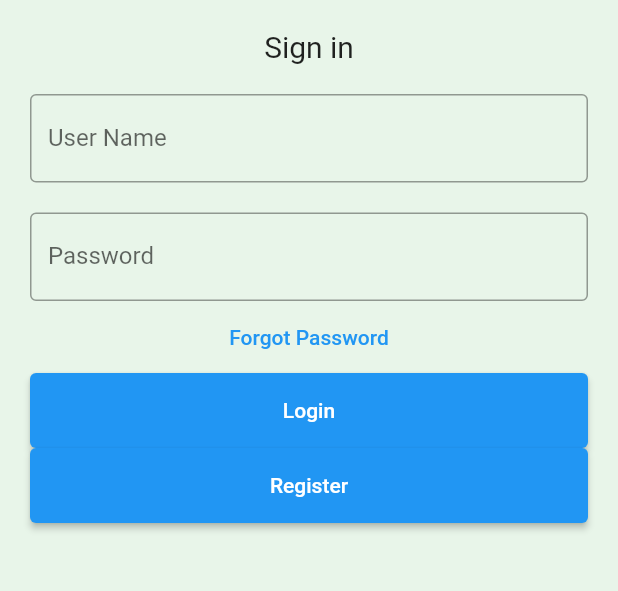
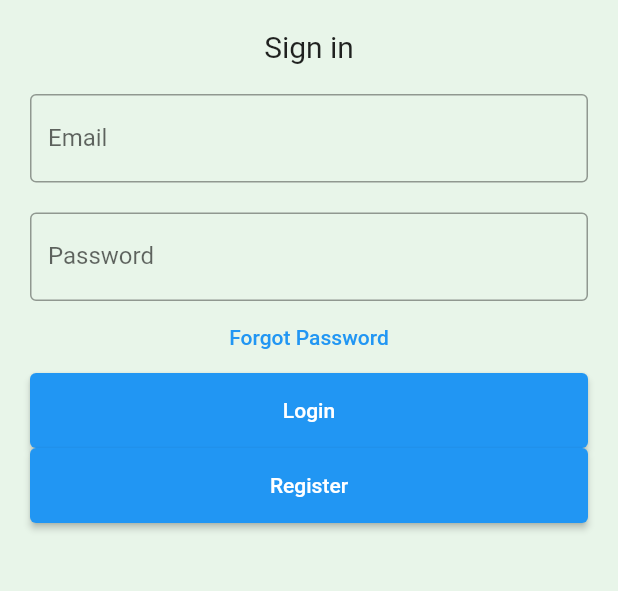
Before and after one commit to youngruiz/AdoptionHero, a Flutter app: the screen it shows after launch, after a tap on "Register", on a phone screen of 412 x 824 dp, the part 167-758 px from its top. Run offline on Flutter 3.47's test engine with Material 2 defaults, Android fonts, the phone set to English and light mode, and no system bars; our stand-ins replace cloud_firestore, firebase_auth, firebase_core, firebase_storage, image_picker; missing offline and left inert: cloud_firestore_web, firebase_auth_web, firebase_core_web, firebase_storage_web, image_picker_for_web; accounts and stored records are empty; network calls fail.

Commit message:
Added registration functionality.

```diff
--- a/lib/screens/login.dart
+++ b/lib/screens/login.dart
@@ -1,11 +1,18 @@
+import 'package:firebase_auth/firebase_auth.dart';
 import 'package:flutter/material.dart';
 import 'package:adoption_hero/main.dart';
 import 'package:adoption_hero/screens/register.dart';
 
-class LoginWidget extends StatelessWidget {
+class LoginWidget extends StatefulWidget {
   const LoginWidget({Key? key}) : super(key: key);
-  //TextEditingController nameController = TextEditingController();
-  //TextEditingController passwordController = TextEditingController();
+
+  @override
+  State<LoginWidget> createState() => _LoginWidgetState();
+}
+
+class _LoginWidgetState extends State<LoginWidget> {
+  final TextEditingController _emailField = TextEditingController();
+  final TextEditingController _passwordField = TextEditingController();
 
   @override
   Widget build(BuildContext context) {
@@ -32,19 +39,19 @@ class LoginWidget extends StatelessWidget {
                 )),
             Container(
               padding: const EdgeInsets.all(10),
-              child: TextField(
-                //controller: nameController,
+              child: TextFormField(
+                controller: _emailField,
                 decoration: const InputDecoration(
                   border: OutlineInputBorder(),
-                  labelText: 'User Name',
+                  labelText: 'Email',
                 ),
               ),
             ),
             Container(
               padding: const EdgeInsets.fromLTRB(10, 10, 10, 0),
-              child: TextField(
+              child: TextFormField(
                 obscureText: true,
-                //controller: passwordController,
+                controller: _passwordField,
                 decoration: const InputDecoration(
                   border: OutlineInputBorder(),
                   labelText: 'Password',
@@ -71,7 +78,8 @@ class LoginWidget extends StatelessWidget {
                 padding: const EdgeInsets.fromLTRB(10, 0, 10, 0),
                 child: ElevatedButton(
                   child: const Text('Register'),
-                  onPressed: () {
+                  onPressed: () async {
+                    await register(_emailField.text, _passwordField.text);
                   },
                 )
             ),
@@ -79,3 +87,21 @@ class LoginWidget extends StatelessWidget {
         ));
   }
 }
+
+Future<bool> register(String email, String password) async {
+try{
+    await FirebaseAuth.instance
+    .createUserWithEmailAndPassword(email: email, password: password);
+    return true;
+  } on FirebaseAuthException catch (e) {
+    if(e.code == 'weak-password'){
+      print('The password provided is too weak.');
+    } else if (e.code == 'email-already-in-use'){
+      print('The account already exists for that email.');
+    }
+    return false;
+  } catch (e) {
+    print(e.toString());
+    return false;
+  }
+}
--- a/lib/screens/register.dart
+++ b/lib/screens/register.dart
@@ -3,9 +3,9 @@ import 'package:adoption_hero/main.dart';
 import 'package:adoption_hero/screens/login.dart';
 
 class RegisterWidget extends StatelessWidget {
-  const RegisterWidget({Key? key}) : super(key: key);
-  //TextEditingController nameController = TextEditingController();
-  //TextEditingController passwordController = TextEditingController();
+  RegisterWidget({Key? key}) : super(key: key);
+  TextEditingController _emailField = TextEditingController();
+  TextEditingController _passwordField = TextEditingController();
 
   static const routeName = 'Register';
 
```
